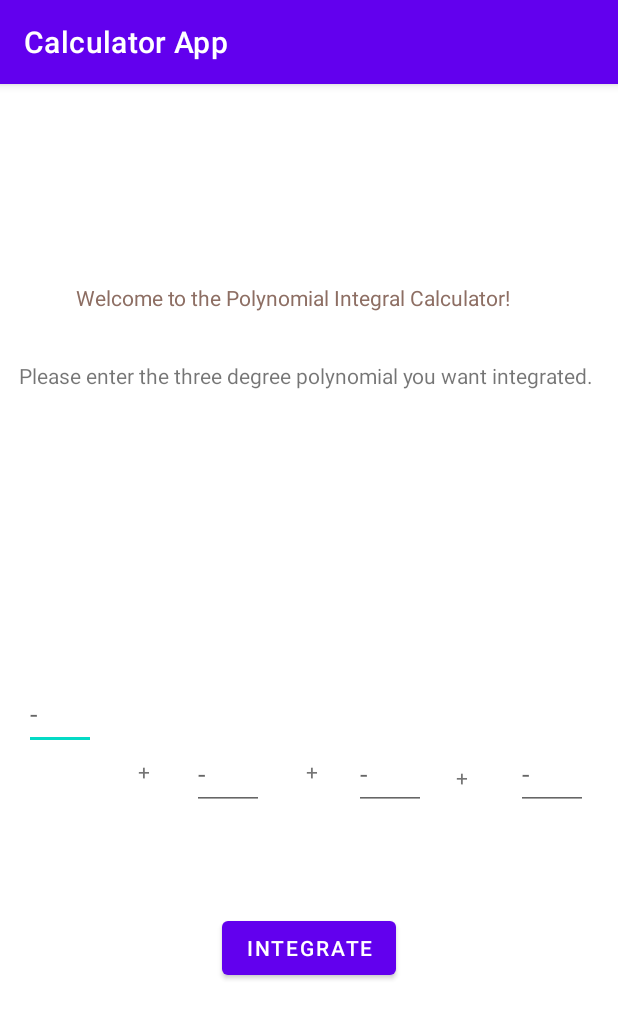
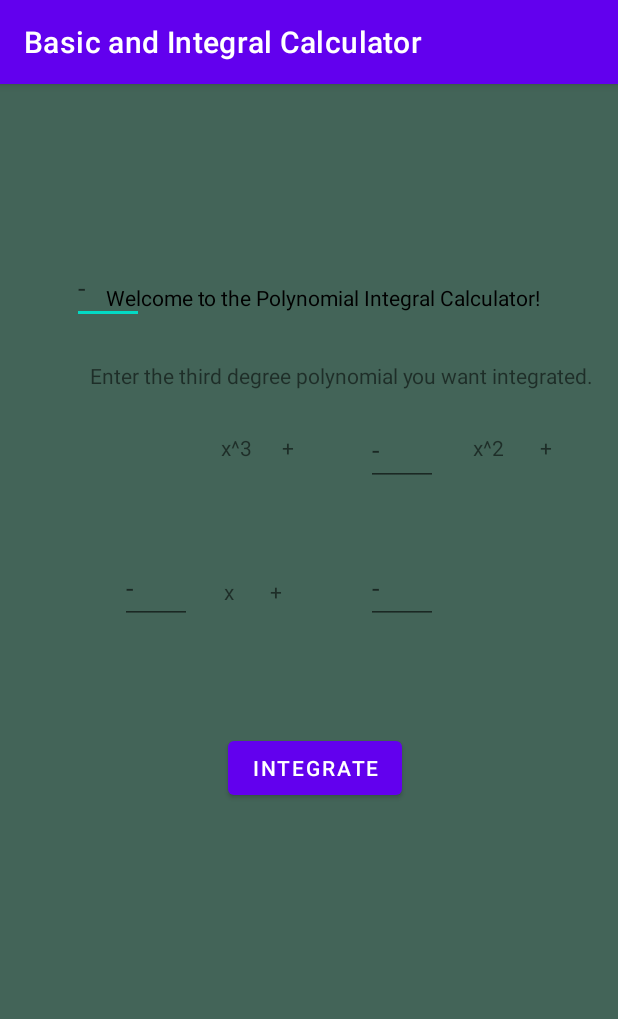
Before and after one commit to RaghavC16/Calculator-App, an Android app: the Integral screen opened directly, with no data from a screen before it, on a phone screen of 412 x 824 dp. Shown: the top 1019 px of the screen. Run offline under Robolectric (Android 15) with nearby library versions, the light colour scheme and no system bars.

Commit message:
basically done with app, need to brush up design

```diff
--- a/app/src/main/res/layout/activity_integral.xml
+++ b/app/src/main/res/layout/activity_integral.xml
@@ -4,6 +4,7 @@
     xmlns:tools="http://schemas.android.com/tools"
     android:layout_width="match_parent"
     android:layout_height="match_parent"
+    android:background="@color/lightBlue"
     tools:context=".Integral">
 
 
@@ -11,10 +12,10 @@
         android:id="@+id/welcomeAnswer"
         android:layout_width="wrap_content"
         android:layout_height="wrap_content"
-        android:layout_marginEnd="72dp"
+        android:layout_marginEnd="52dp"
         android:layout_marginBottom="616dp"
         android:text="Welcome to the Polynomial Integral Calculator!"
-        android:textColor="#8D6E63"
+        android:textColor="@color/black"
         app:layout_constraintBottom_toBottomOf="parent"
         app:layout_constraintEnd_toEndOf="parent" />
 
@@ -24,7 +25,7 @@
         android:layout_height="wrap_content"
         android:layout_marginEnd="16dp"
         android:layout_marginBottom="564dp"
-        android:text="Please enter the three degree polynomial you want integrated."
+        android:text="Enter the third degree polynomial you want integrated."
         app:layout_constraintBottom_toBottomOf="parent"
         app:layout_constraintEnd_toEndOf="parent" />
 
@@ -32,8 +33,8 @@
         android:id="@+id/cof1"
         android:layout_width="wrap_content"
         android:layout_height="wrap_content"
-        android:layout_marginStart="16dp"
-        android:layout_marginTop="396dp"
+        android:layout_marginStart="48dp"
+        android:layout_marginTop="112dp"
         android:hint="-"
         android:inputType="numberDecimal"
         android:minWidth="48dp"
@@ -45,8 +46,8 @@
         android:id="@+id/cof2"
         android:layout_width="wrap_content"
         android:layout_height="wrap_content"
-        android:layout_marginEnd="236dp"
-        android:layout_marginBottom="284dp"
+        android:layout_marginEnd="120dp"
+        android:layout_marginBottom="500dp"
         android:hint="-"
         android:inputType="numberDecimal"
         android:minWidth="48dp"
@@ -54,13 +55,12 @@
         app:layout_constraintBottom_toBottomOf="parent"
         app:layout_constraintEnd_toEndOf="parent" />
 
-
     <EditText
         android:id="@+id/cof3"
         android:layout_width="wrap_content"
         android:layout_height="wrap_content"
-        android:layout_marginEnd="128dp"
-        android:layout_marginBottom="284dp"
+        android:layout_marginEnd="284dp"
+        android:layout_marginBottom="408dp"
         android:hint="-"
         android:inputType="numberDecimal"
         android:minWidth="48dp"
@@ -72,8 +72,8 @@
         android:id="@+id/constant"
         android:layout_width="wrap_content"
         android:layout_height="wrap_content"
-        android:layout_marginEnd="20dp"
-        android:layout_marginBottom="284dp"
+        android:layout_marginEnd="120dp"
+        android:layout_marginBottom="408dp"
         android:hint="-"
         android:inputType="numberDecimal"
         android:minWidth="48dp"
@@ -85,8 +85,8 @@
         android:id="@+id/op1"
         android:layout_width="wrap_content"
         android:layout_height="wrap_content"
-        android:layout_marginEnd="312dp"
-        android:layout_marginBottom="300dp"
+        android:layout_marginEnd="216dp"
+        android:layout_marginBottom="516dp"
         android:text="+"
         app:layout_constraintBottom_toBottomOf="parent"
         app:layout_constraintEnd_toEndOf="parent" />
@@ -95,8 +95,8 @@
         android:id="@+id/op2"
         android:layout_width="wrap_content"
         android:layout_height="wrap_content"
-        android:layout_marginEnd="200dp"
-        android:layout_marginBottom="300dp"
+        android:layout_marginEnd="44dp"
+        android:layout_marginBottom="516dp"
         android:text="+"
         app:layout_constraintBottom_toBottomOf="parent"
         app:layout_constraintEnd_toEndOf="parent" />
@@ -105,8 +105,8 @@
         android:id="@+id/op3"
         android:layout_width="wrap_content"
         android:layout_height="wrap_content"
-        android:layout_marginEnd="100dp"
-        android:layout_marginBottom="296dp"
+        android:layout_marginEnd="224dp"
+        android:layout_marginBottom="420dp"
         android:text="+"
         app:layout_constraintBottom_toBottomOf="parent"
         app:layout_constraintEnd_toEndOf="parent" />
@@ -115,12 +115,43 @@
         android:id="@+id/computeButton"
         android:layout_width="wrap_content"
         android:layout_height="wrap_content"
-        android:layout_marginEnd="148dp"
-        android:layout_marginBottom="168dp"
+        android:layout_marginEnd="144dp"
+        android:layout_marginBottom="288dp"
         android:onClick="switchScreensSolution"
         android:text="Integrate"
         app:layout_constraintBottom_toBottomOf="parent"
         app:layout_constraintEnd_toEndOf="parent" />
 
+    <TextView
+        android:id="@+id/var1"
+        android:layout_width="wrap_content"
+        android:layout_height="wrap_content"
+        android:layout_marginEnd="244dp"
+        android:layout_marginBottom="516dp"
+        android:text="x^3"
+        app:layout_constraintBottom_toBottomOf="parent"
+        app:layout_constraintEnd_toEndOf="parent" />
+
+    <TextView
+        android:id="@+id/var2"
+        android:layout_width="wrap_content"
+        android:layout_height="wrap_content"
+        android:layout_marginEnd="76dp"
+        android:layout_marginBottom="516dp"
+        android:text="x^2"
+        app:layout_constraintBottom_toBottomOf="parent"
+        app:layout_constraintEnd_toEndOf="parent" />
+
+
+    <TextView
+        android:id="@+id/var3"
+        android:layout_width="wrap_content"
+        android:layout_height="wrap_content"
+        android:layout_marginEnd="256dp"
+        android:layout_marginBottom="420dp"
+        android:text="x"
+        app:layout_constraintBottom_toBottomOf="parent"
+        app:layout_constraintEnd_toEndOf="parent" />
+
 
 </androidx.constraintlayout.widget.ConstraintLayout>
--- a/app/src/main/res/values/colors.xml
+++ b/app/src/main/res/values/colors.xml
@@ -7,4 +7,11 @@
     <color name="teal_700">#FF018786</color>
     <color name="black">#FF000000</color>
     <color name="white">#FFFFFFFF</color>
+    <color name="oliveGreen">#8F9873</color>
+    <color name="lightGrey">#5B6966</color>
+    <color name="textColorGrey">#413E45</color>
+    <color name="lightBlue">#436458</color>
+
+
+
 </resources>
--- a/app/src/main/res/values/strings.xml
+++ b/app/src/main/res/values/strings.xml
@@ -1,3 +1,3 @@
 <resources>
-    <string name="app_name">Calculator App</string>
+    <string name="app_name">Basic and Integral Calculator</string>
 </resources>
```
Also changed, not shown: app/src/main/res/layout/activity_answer_screen.xml (+18 -5 lines), app/src/main/res/layout/activity_integral_solution_screen.xml (+13 -2 lines), app/src/main/res/layout/activity_main.xml (+16 -16 lines).
